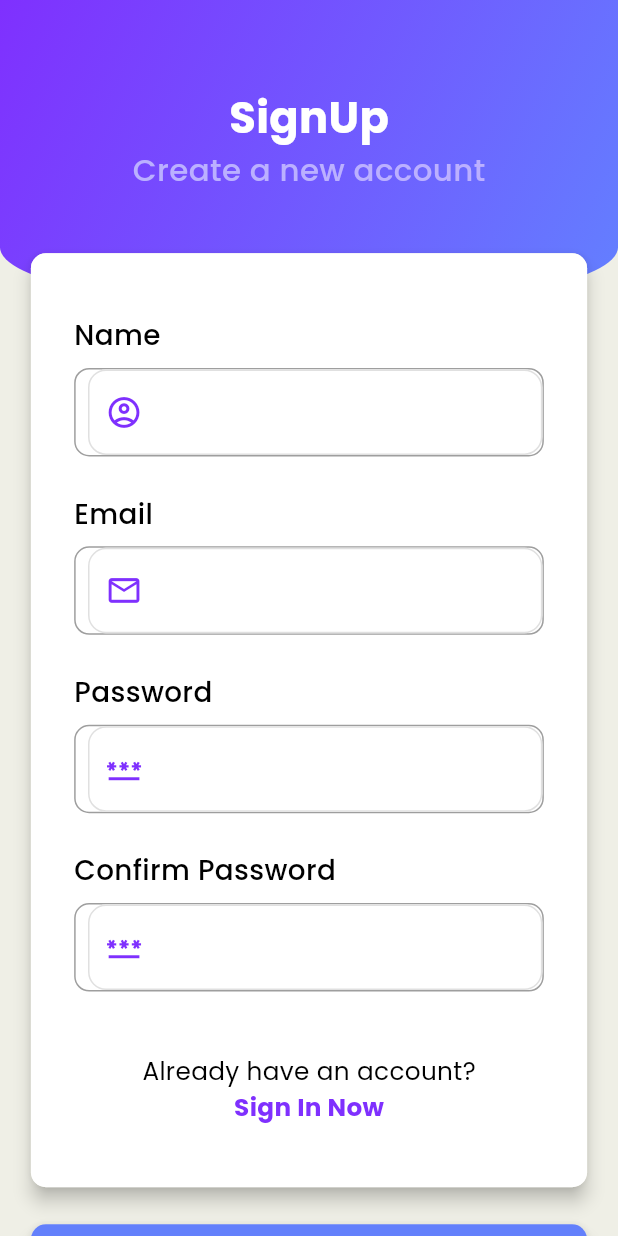
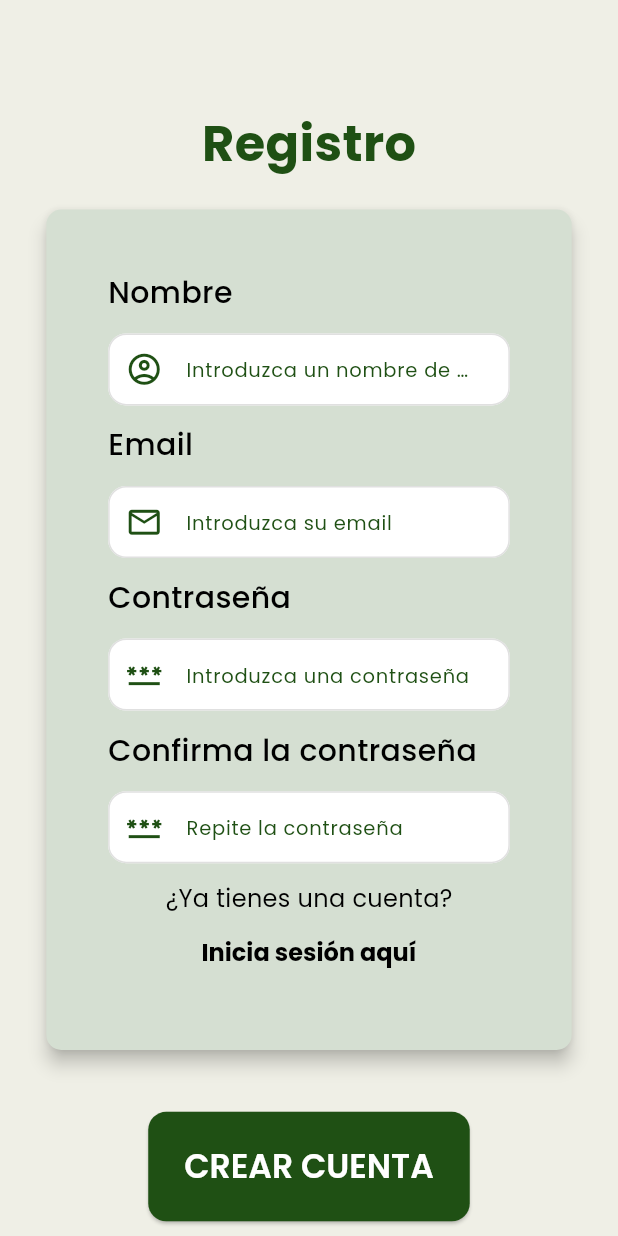
Before and after one commit to paulaschez/swapparel_tfg, a Flutter app: the SignUp screen opened directly, on a phone screen of 412 x 824 dp. Run offline on Flutter 3.47's test engine with Material 3 defaults, Android fonts, the phone set to English and light mode, and no system bars; our stand-ins replace cloud_firestore, firebase_auth, firebase_core, firebase_storage, flutter_card_swiper, google_fonts and 1 more; accounts and stored records are empty; network calls fail.

Commit message:
Interfaz responsiva Sistema Autenticacion

```diff
--- a/lib/app/widgets/custom_header.dart
+++ b/lib/app/widgets/custom_header.dart
@@ -1,3 +1,4 @@
+import 'package:chat_app/app/config/theme/app_theme.dart';
 import 'package:flutter/material.dart';
 
 class GradientHeader extends StatelessWidget {
@@ -14,7 +15,7 @@ class GradientHeader extends StatelessWidget {
       width: size.width,
       decoration: BoxDecoration(
         gradient: LinearGradient(
-          colors: [Color(0xFF7f30fe), Color(0xFF6380ff)],
+          colors: [AppColors.primaryGreen,AppColors.textSecondary],
           begin: Alignment.topLeft,
           end: Alignment.bottomRight,
         ),
--- a/lib/features/auth/presentation/screens/register_screen.dart
+++ b/lib/features/auth/presentation/screens/register_screen.dart
@@ -1,5 +1,7 @@
+import 'package:chat_app/app/config/theme/app_theme.dart';
+import 'package:chat_app/app/presentation/main_app_screen.dart';
 import 'package:chat_app/app/widgets/custom_button.dart';
-import 'package:chat_app/app/widgets/custom_header.dart';
+import 'package:chat_app/core/utils/responsive_utils.dart';
 import 'package:chat_app/features/auth/presentation/widgets/form_container.dart';
 import 'package:chat_app/features/auth/presentation/widgets/switch_auth_options.dart';
 import 'package:chat_app/features/auth/presentation/screens/login_screen.dart';
@@ -25,48 +27,46 @@ class _SignUpState extends State<SignUp> {
 
   @override
   Widget build(BuildContext context) {
-    final size = MediaQuery.of(context).size;
     final isLoading = context.watch<AuthProviderC>().isLoading;
 
     return Scaffold(
       body: SingleChildScrollView(
-        child: Stack(
-          children: [
-            // Encabezado con gradiente
-            GradientHeader(),
-            Padding(
+        child: Padding(
           padding: EdgeInsets.symmetric(
-                vertical: size.height * 0.07,
-                horizontal: size.width * 0.05,
+            vertical: ResponsiveUtils.largeVerticalSpacing(context) * 3.5,
+            horizontal: ResponsiveUtils.horizontalPadding(context) * 1.5,
           ),
+          child: Center(
             child: Column(
               children: [
-                  // Título "SignUp"
-                  TitleAndSubtitle(
-                    title: "SignUp",
-                    subtitle: "Create a new account",
+                // --- Título ---
+                Text(
+                  "Registro",
+                  style: TextStyle(
+                    fontSize: ResponsiveUtils.fontSize(context, baseSize: 33),
+                    fontWeight: FontWeight.bold,
                   ),
-                  SizedBox(height: size.height * 0.05), // Espaciado relativo
-                  // Contenedor del formulario
+                ),
+                SizedBox(height: ResponsiveUtils.largeVerticalSpacing(context)),
                 Form(
                   key: _formkey,
-                    child: Material(
-                      elevation: 5.0,
-                      borderRadius: BorderRadius.circular(10),
                   child: FormContainer(
                     children: [
                       CustomTextField(
-                            title: "Name",
+                        title: "Nombre",
                         icon: Icons.account_circle_outlined,
                         controller: _nameCtrl,
                         validator: (value) {
                           if (value == null || value.isEmpty) {
-                                return 'Please Enter Name';
+                            return 'Por favor introduzca un nombre';
                           }
                           return null;
                         },
+                        hintText: "Introduzca un nombre de usuario",
                       ),
-                          SizedBox(height: size.height * 0.03),
+                      SizedBox(
+                        height: ResponsiveUtils.verticalSpacing(context),
+                      ),
                       CustomTextField(
                         title: "Email",
                         icon: Icons.mail_outline,
@@ -81,55 +81,63 @@ class _SignUpState extends State<SignUp> {
                           }
                           return null;
                         },
+                        hintText: "Introduzca su email",
                       ),
-                          SizedBox(height: size.height * 0.03),
+                      SizedBox(
+                        height: ResponsiveUtils.verticalSpacing(context),
+                      ),
                       CustomTextField(
-                            title: "Password",
+                        title: "Contraseña",
                         icon: Icons.password,
                         obscureText: true,
                         controller: _passwordCtrl,
                         validator: (value) {
                           if (value == null || value.isEmpty) {
-                                return 'Please Enter Password';
+                            return 'Por favor introduzca una contraseña';
                           } else if (value.length < 6) {
-                                return "The password must have at least 6 characters";
+                            return "La contraseña debe tener al menos 6 caracteres";
                           }
                           return null;
                         },
+                        hintText: "Introduzca una contraseña",
                       ),
                       SizedBox(
-                            height: size.height * 0.03,
-                          ), // Espaciado relativo
+                        height: ResponsiveUtils.verticalSpacing(context),
+                      ),
                       CustomTextField(
-                            title: "Confirm Password",
+                        title: "Confirma la contraseña",
                         icon: Icons.password,
                         obscureText: true,
                         controller: _confirmPasswordCtrl,
                         validator: (value) {
                           if (value == null || value.isEmpty) {
-                                return 'Please Confirm Password';
+                            return 'Por favor confirme la contraseña';
                           } else if (value != _passwordCtrl.text) {
-                                return "The passwords don't match";
+                            return "Las contraseñas no coinciden";
                           }
                           return null;
                         },
+                        hintText: "Repite la contraseña",
                       ),
-                          SizedBox(height: size.height * 0.05),
+                      SizedBox(
+                        height: ResponsiveUtils.verticalSpacing(context),
+                      ),
                       SwitchAuthOption(
-                            txt1: "Already have an account?",
-                            txt2: "Sign In Now",
+                        txt1: "¿Ya tienes una cuenta?",
+                        txt2: "Inicia sesión aquí",
                         route: SignIn(),
                       ),
                     ],
                   ),
                 ),
-                  ),
-                  SizedBox(height: size.height * 0.03),
-                  // Botón "SignUp"
+
+                SizedBox(
+                  height: ResponsiveUtils.largeVerticalSpacing(context) * 2,
+                ), // Botón "SignUp"
                 isLoading
-                      ? CircularProgressIndicator(color: Color(0xFF6380fb))
-                      : GestureDetector(
-                        onTap: () async {
+                    ? CircularProgressIndicator()
+                    : ElevatedButton(
+                      onPressed: () async {
                         if (_formkey.currentState!.validate()) {
                           final authProvider = Provider.of<AuthProviderC>(
                             context,
@@ -143,10 +151,11 @@ class _SignUpState extends State<SignUp> {
 
                           if (mounted && success) {
                             ScaffoldMessenger.of(context).showSnackBar(
-                                SnackBar(
-                                  content: Text("Registered Succesfully"),
-                                ),
+                              SnackBar(content: Text("Registro exitoso")),
                             );
+
+                            Navigator.pop(context);
+
                           } else if (mounted && !success) {
                             // Muestra el error obtenido por el provider
                             ScaffoldMessenger.of(context).showSnackBar(
@@ -154,21 +163,29 @@ class _SignUpState extends State<SignUp> {
                                 backgroundColor: Colors.orangeAccent,
                                 content: Text(
                                   authProvider.errorMessage ??
-                                        "Registration failed",
+                                      "Algo falló en el registro",
                                 ),
                               ),
                             );
                           }
                         }
                       },
-                        child: CustomButton(text: "SignUp", widthFactor: 1),
+
+                      child: Text(
+                        "CREAR CUENTA",
+                        style: TextStyle(
+                          fontSize: ResponsiveUtils.fontSize(
+                            context,
+                            baseSize: 22,
                           ),
-                ],
+                        ),
                       ),
                     ),
               ],
             ),
           ),
+        ),
+      ),
     );
   }
 }
--- a/lib/features/auth/presentation/widgets/custom_textfield.dart
+++ b/lib/features/auth/presentation/widgets/custom_textfield.dart
@@ -1,3 +1,5 @@
+import 'package:chat_app/app/config/theme/app_theme.dart';
+import 'package:chat_app/core/utils/responsive_utils.dart';
 import 'package:flutter/material.dart';
 
 class CustomTextField extends StatelessWidget {
@@ -7,7 +9,8 @@ class CustomTextField extends StatelessWidget {
     required this.icon,
     this.obscureText = false,
     required this.controller,
-    this.validator
+    this.validator,
+    required this.hintText
   });
 
   final String title;
@@ -15,11 +18,10 @@ class CustomTextField extends StatelessWidget {
   final bool obscureText;
   final TextEditingController controller;
   final String? Function(String?)? validator;
-
+  final String hintText;
 
   @override
   Widget build(BuildContext context) {
-    final size = MediaQuery.of(context).size; // Obtener el tamaño de la pantalla
 
     return Column(
       crossAxisAlignment: CrossAxisAlignment.start,
@@ -28,36 +30,39 @@ class CustomTextField extends StatelessWidget {
           title,
           style: TextStyle(
             color: Colors.black,
-            fontSize: size.width * 0.045, // Tamaño de fuente relativo al ancho
+            fontSize: ResponsiveUtils.fontSize(
+              context,
+              baseSize: 20,
+            ),
             fontWeight: FontWeight.w500,
           ),
         ),
-        SizedBox(height: size.height * 0.01), // Espaciado vertical relativo
-        Container(
-          padding: EdgeInsets.only(left: size.width * 0.02), // Padding relativo
-          decoration: BoxDecoration(
-            border: Border.all(
-              width: 1.0,
-              color: Colors.black38,
-            ),
-            borderRadius: BorderRadius.circular(10),
-          ),
-          child: TextFormField(
-            controller: controller,
-            validator: validator,
-            obscureText: obscureText,
-            decoration: InputDecoration(
-              border: InputBorder.none,
-              prefixIcon: Icon(
+        SizedBox(height: ResponsiveUtils.verticalSpacing(context)),
+        TextFormField(
+
+          controller: controller,
+          validator: validator,
+          obscureText: obscureText,
+          decoration: InputDecoration(
+            hintText: hintText,
+
+            border: InputBorder.none,
+            prefixIcon: Padding(
+              padding: const EdgeInsets.symmetric(horizontal: 10.0),
+              child: Icon(
                 icon,
-                color: Color(0xFF7f30fe),
-                size: size.width * 0.06, // Tamaño del ícono relativo
-              ),
-              contentPadding: EdgeInsets.symmetric(
-                vertical: size.height * 0.02, // Padding interno relativo
+                color: AppColors.darkGreen,
+                size: ResponsiveUtils.fontSize(
+                                            context,
+                                            baseSize: 25,
+
+                                          ),
               ),
             ),
           ),
+          onChanged: (value) {
+
+          },
         ),
       ],
     );
--- a/lib/features/auth/presentation/widgets/form_container.dart
+++ b/lib/features/auth/presentation/widgets/form_container.dart
@@ -1,3 +1,5 @@
+import 'package:chat_app/app/config/theme/app_theme.dart';
+import 'package:chat_app/core/utils/responsive_utils.dart';
 import 'package:flutter/material.dart';
 
 class FormContainer extends StatelessWidget {
@@ -9,18 +11,20 @@ class FormContainer extends StatelessWidget {
   Widget build(BuildContext context) {
     final size = MediaQuery.of(context).size;
 
-    return Container(
-      padding: EdgeInsets.symmetric(
-        horizontal: size.width * 0.07,
-        vertical: size.height * 0.05,
-      ),
-      decoration: BoxDecoration(
-        color: Colors.white,
+    return ConstrainedBox(
+      constraints: BoxConstraints(maxWidth: 500),
+      child: Material(
+        elevation: 5.0,
         borderRadius: BorderRadius.circular(10),
-      ),
-      child: Column(
-        crossAxisAlignment: CrossAxisAlignment.start,
-        children: children,
+        color: AppColors.lightGreen,
+        child: Padding(
+          padding: EdgeInsets.all(
+            ResponsiveUtils.largeVerticalSpacing(context) * 2,
+          ),
+          child: Column(
+            children: children,
+          ),
+        ),
       ),
     );
   }
--- a/lib/features/auth/presentation/widgets/switch_auth_options.dart
+++ b/lib/features/auth/presentation/widgets/switch_auth_options.dart
@@ -1,3 +1,5 @@
+
+import 'package:chat_app/core/utils/responsive_utils.dart';
 import 'package:flutter/material.dart';
 
 class SwitchAuthOption extends StatelessWidget {
@@ -14,33 +16,31 @@ class SwitchAuthOption extends StatelessWidget {
 
   @override
   Widget build(BuildContext context) {
-    final size = MediaQuery.of(context).size;
     return Center(
       child: Wrap(
-        spacing: size.width*0.01,
         alignment: WrapAlignment.center,
+        crossAxisAlignment: WrapCrossAlignment.center,
         children: [
           Text(
             txt1,
             style: TextStyle(
               color: Colors.black,
-              fontSize: size.width * 0.04,
+              fontSize: ResponsiveUtils.fontSize(context, baseSize: 16),
             ),
           ),
-          GestureDetector(
-            onTap: () {
-              Navigator.pushReplacement(
+
+          TextButton(
+            onPressed: () {
+              Navigator.push(
                 context,
-                MaterialPageRoute(
-                  builder: (context) => route,
-                ),
+                MaterialPageRoute(builder: (context) => route),
               );
             },
             child: Text(
               txt2,
               style: TextStyle(
-                color: Color(0xFF7f30fe),
-                fontSize: size.width * 0.04,
+                color: Colors.black,
+                fontSize: ResponsiveUtils.fontSize(context, baseSize: 16),
                 fontWeight: FontWeight.bold,
               ),
             ),
--- a/lib/features/feed/presentation/provider/feed_provider.dart
+++ b/lib/features/feed/presentation/provider/feed_provider.dart
@@ -1,4 +1,4 @@
-import 'package:chat_app/features/auth/data/repositories/auth_repository.dart';
+//import 'package:chat_app/features/auth/data/repositories/auth_repository.dart';
 import 'package:chat_app/features/profile/data/repositories/profile_repository.dart';
 import 'package:flutter/foundation.dart'; // Para ChangeNotifier
 import 'package:cloud_firestore/cloud_firestore.dart';
```
Also changed, not shown: lib/app/config/theme/app_theme.dart (+15 -4 lines), lib/features/auth/data/repositories/auth_repository.dart (+20 -7 lines), lib/features/auth/presentation/provider/auth_provider.dart (+9 -0 lines), lib/features/auth/presentation/screens/forgot_password_screen.dart (+37 -42 lines), lib/features/auth/presentation/screens/login_screen.dart (+57 -55 lines), lib/features/profile/presentation/screens/profile_screen.dart (+13 -4 lines), lib/main.dart (+28 -4 lines). Lines whose indentation alone changed are shown as unchanged.
